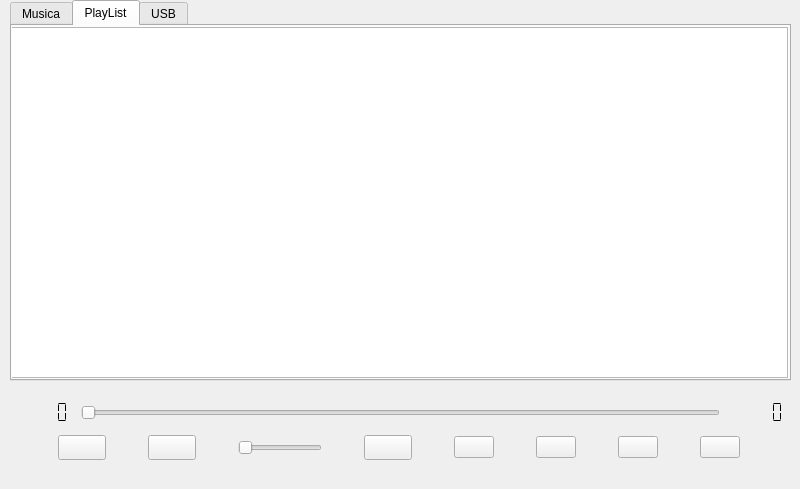
Before: the Qt Designer form M_A_C/Forms/mainwindow.ui in 4k1x/M_A_C, drawn with Qt 5.
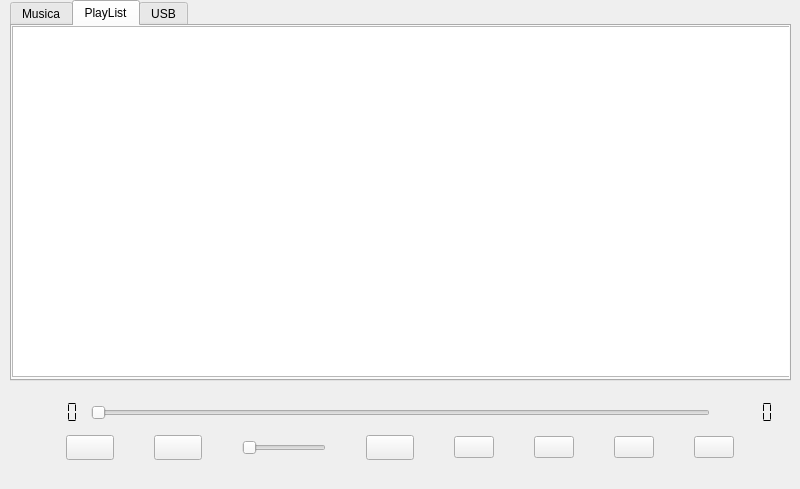
After: the same form once the commit is applied. The open tabs and pages were chosen to show the change. Icons and pictures are not drawn.

Patch:
```diff
--- a/M_A_C/Forms/mainwindow.ui
+++ b/M_A_C/Forms/mainwindow.ui
@@ -10,6 +10,12 @@
     <height>489</height>
    </rect>
   </property>
+  <property name="sizePolicy">
+   <sizepolicy hsizetype="Preferred" vsizetype="Preferred">
+    <horstretch>0</horstretch>
+    <verstretch>0</verstretch>
+   </sizepolicy>
+  </property>
   <property name="windowTitle">
    <string>MainWindow</string>
   </property>
@@ -17,9 +23,9 @@
    <widget class="QWidget" name="verticalLayoutWidget">
     <property name="geometry">
      <rect>
-      <x>0</x>
+      <x>10</x>
       <y>390</y>
-      <width>801</width>
+      <width>781</width>
       <height>92</height>
      </rect>
     </property>
@@ -52,17 +58,26 @@
            <verstretch>0</verstretch>
           </sizepolicy>
          </property>
+         <property name="font">
+          <font>
+           <weight>50</weight>
+           <bold>false</bold>
+          </font>
+         </property>
          <property name="frameShape">
           <enum>QFrame::NoFrame</enum>
          </property>
-         <property name="midLineWidth">
-          <number>0</number>
+         <property name="frameShadow">
+          <enum>QFrame::Raised</enum>
+         </property>
+         <property name="smallDecimalPoint">
+          <bool>false</bool>
          </property>
          <property name="digitCount">
           <number>5</number>
          </property>
          <property name="mode">
-          <enum>QLCDNumber::Hex</enum>
+          <enum>QLCDNumber::Dec</enum>
          </property>
          <property name="segmentStyle">
           <enum>QLCDNumber::Flat</enum>
@@ -327,8 +342,17 @@
       <height>381</height>
      </rect>
     </property>
+    <property name="tabShape">
+     <enum>QTabWidget::Rounded</enum>
+    </property>
     <property name="currentIndex">
-     <number>0</number>
+     <number>1</number>
+    </property>
+    <property name="elideMode">
+     <enum>Qt::ElideNone</enum>
+    </property>
+    <property name="tabsClosable">
+     <bool>false</bool>
     </property>
     <widget class="QWidget" name="tab">
      <attribute name="title">
@@ -381,8 +405,8 @@
      <widget class="QListWidget" name="listPlay">
       <property name="geometry">
        <rect>
-        <x>-5</x>
-        <y>1</y>
+        <x>0</x>
+        <y>0</y>
         <width>781</width>
         <height>351</height>
        </rect>
```
Left out of the diff: 10 changed lines with no effect on the pictures.
